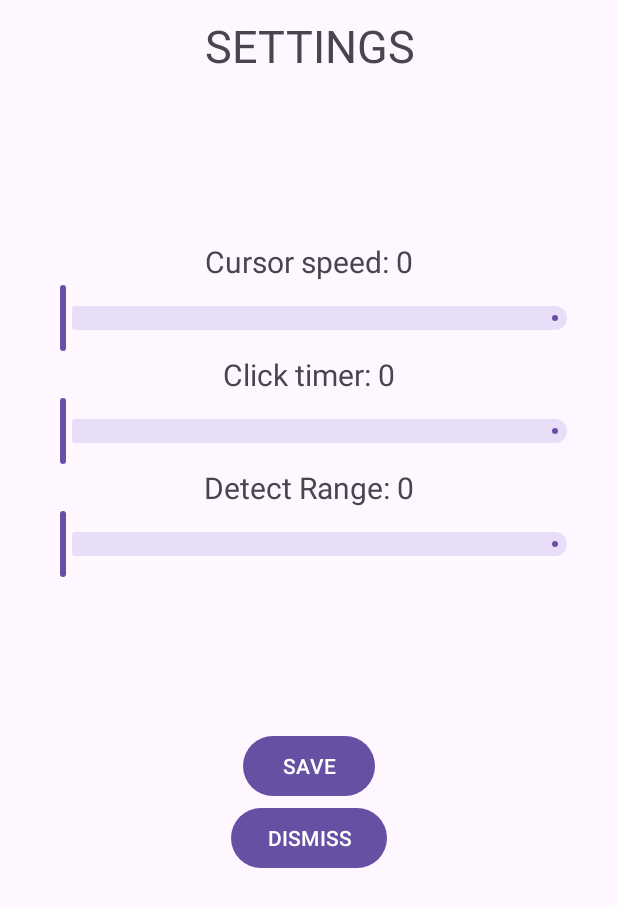
After one commit to quangchinh186/HandDisableHelper, an Android app: the Setting screen opened directly, with no data from a screen before it, on a phone screen of 412 x 824 dp. The commit adds this screen. Shown: the top 907 px of the screen. Run offline under Robolectric (Android 15) with nearby library versions, the phone set to English and light mode, and no system bars.

Commit message:
test activity done

```diff
--- a/app/src/main/AndroidManifest.xml
+++ b/app/src/main/AndroidManifest.xml
@@ -80,10 +80,10 @@
             </intent-filter>
         </activity>
         <activity
-            android:name=".Activity.TestAndSetting"
+            android:name=".Activity.Test"
             android:exported="false" />
         <activity
-            android:name=".Activity.Tutorial2"
+            android:name=".Activity.Setting"
             android:exported="false" />
     </application>
 
--- a/app/src/main/java/com/example/handdisablehelper/Activity/MainActivity.java
+++ b/app/src/main/java/com/example/handdisablehelper/Activity/MainActivity.java
@@ -4,9 +4,7 @@ import androidx.annotation.NonNull;
 import androidx.appcompat.app.AppCompatActivity;
 
 import android.Manifest;
-import android.accessibilityservice.AccessibilityService;
 import android.accessibilityservice.AccessibilityServiceInfo;
-import android.content.ComponentName;
 import android.content.Context;
 import android.content.Intent;
 import android.content.pm.PackageManager;
@@ -74,7 +72,7 @@ public class MainActivity extends AppCompatActivity {
                 if(!hasAccessibilityPermission){
                     Toast.makeText(getApplicationContext(), "Please enable app's Accessibility in device setting", Toast.LENGTH_LONG).show();
                 } else {
-                    Intent intent = new Intent(getApplicationContext(), TestAndSetting.class);
+                    Intent intent = new Intent(getApplicationContext(), Test.class);
                     startActivity(intent);
                 }
             }
@@ -83,7 +81,7 @@ public class MainActivity extends AppCompatActivity {
         setting.setOnClickListener(new View.OnClickListener() {
             @Override
             public void onClick(View v) {
-                Intent intent = new Intent(getApplicationContext(), Tutorial2.class);
+                Intent intent = new Intent(getApplicationContext(), Setting.class);
                 startActivity(intent);
             }
         });
--- /dev/null
+++ b/app/src/main/java/com/example/handdisablehelper/Activity/Setting.java
@@ -0,0 +1,38 @@
+package com.example.handdisablehelper.Activity;
+
+import androidx.appcompat.app.AppCompatActivity;
+
+import android.content.SharedPreferences;
+import android.os.Bundle;
+import android.widget.Button;
+import android.widget.TextView;
+
+import com.example.handdisablehelper.R;
+import com.google.android.material.slider.Slider;
+
+public class Setting extends AppCompatActivity {
+
+    Slider cursorSpeed, clickTimer, detectRange;
+    TextView speedText, timerText, rangeText;
+    Button saveBtn, dismissBtn;
+
+    @Override
+    protected void onCreate(Bundle savedInstanceState) {
+        SharedPreferences sharedPreferences = getSharedPreferences("app setting", MODE_PRIVATE);
+
+
+        cursorSpeed = findViewById(R.id.speedSlider);
+        clickTimer = findViewById(R.id.timerSlider);
+        detectRange = findViewById(R.id.rangeSilder);
+        speedText = findViewById(R.id.text1);
+        timerText = findViewById(R.id.text2);
+        rangeText = findViewById(R.id.text3);
+        saveBtn = findViewById(R.id.saveBtn);
+        dismissBtn = findViewById(R.id.dismissBtn);
+
+
+
+        super.onCreate(savedInstanceState);
+        setContentView(R.layout.settings);
+    }
+}
--- a/app/src/main/res/layout/activity_test_and_setting.xml
+++ b/app/src/main/res/layout/settings.xml
@@ -4,35 +4,35 @@
     xmlns:tools="http://schemas.android.com/tools"
     android:layout_width="match_parent"
     android:layout_height="match_parent"
-    tools:context=".Activity.TestAndSetting">
+    tools:context=".Activity.Setting">
 
     <TextView
         android:layout_marginTop="10dp"
-        android:text="Camera Preview"
-        android:layout_centerHorizontal="true"
-        android:layout_width="wrap_content"
+        android:layout_marginBottom="10dp"
+        android:textSize="30sp"
+        android:gravity="center"
+        android:id="@+id/label"
+        android:text="SETTINGS"
+        android:layout_width="match_parent"
         android:layout_height="wrap_content"/>
 
-    <org.opencv.android.JavaCameraView
-        android:layout_centerHorizontal="true"
-        android:layout_marginTop="30dp"
-        android:id="@+id/openCVCamera"
-        android:layout_width="400dp"
-        android:layout_height="500dp" />
-
     <RelativeLayout
-        android:layout_below="@+id/openCVCamera"
+        android:layout_marginTop="100dp"
+        android:layout_below="@+id/label"
         android:orientation="vertical"
         android:id="@+id/cursorSetting"
         android:layout_width="wrap_content"
         android:layout_height="wrap_content">
 
         <TextView
+            android:id="@+id/text1"
+            android:textSize="20sp"
             android:layout_centerHorizontal="true"
-            android:text="Cursor speed"
+            android:text="Cursor speed: 0"
             android:layout_width="wrap_content"
             android:layout_height="wrap_content"/>
         <com.google.android.material.slider.Slider
+            android:layout_below="@+id/text1"
             android:id="@+id/speedSlider"
             android:layout_width="wrap_content"
             android:layout_height="wrap_content"
@@ -41,38 +41,55 @@
 
         <TextView
             android:id="@+id/text2"
+            android:textSize="20sp"
             android:layout_centerHorizontal="true"
-            android:text="click timer"
+            android:text="Click timer: 0"
             android:layout_below="@+id/speedSlider"
             android:layout_width="wrap_content"
             android:layout_height="wrap_content"/>
 
         <com.google.android.material.slider.Slider
+            android:id="@+id/timerSlider"
             android:layout_below="@+id/text2"
             android:layout_marginLeft="20dp"
             android:layout_marginRight="20dp"
             android:layout_width="wrap_content"
             android:layout_height="wrap_content"/>
+
+        <TextView
+            android:id="@+id/text3"
+            android:textSize="20sp"
+            android:layout_centerHorizontal="true"
+            android:text="Detect Range: 0"
+            android:layout_below="@+id/timerSlider"
+            android:layout_width="wrap_content"
+            android:layout_height="wrap_content"/>
+
+        <com.google.android.material.slider.Slider
+            android:id="@+id/rangeSilder"
+            android:layout_below="@+id/text3"
+            android:layout_marginLeft="20dp"
+            android:layout_marginRight="20dp"
+            android:layout_width="wrap_content"
+            android:layout_height="wrap_content"/>
+
     </RelativeLayout>
 
-    <LinearLayout
-        android:layout_marginTop="10dp"
+    <Button
+        android:layout_marginTop="100dp"
         android:layout_centerHorizontal="true"
-        android:layout_below="@+id/cursorSetting"
-        android:orientation="horizontal"
-        android:id="@+id/clickingTest"
+        android:layout_below="@id/cursorSetting"
+        android:id="@+id/saveBtn"
+        android:text="SAVE"
         android:layout_width="wrap_content"
-        android:layout_height="wrap_content">
-        <Button
-            android:id="@+id/testBtn"
-            android:text="this button change color on click"
-            android:layout_width="wrap_content"
-            android:layout_height="wrap_content"/>
-        <Button
-            android:id="@+id/click"
-            android:text="Save and Done"
-            android:layout_width="wrap_content"
-            android:layout_height="wrap_content"/>
-    </LinearLayout>
+        android:layout_height="wrap_content"/>
+
+    <Button
+        android:layout_centerHorizontal="true"
+        android:layout_below="@id/saveBtn"
+        android:id="@+id/dismissBtn"
+        android:text="DISMISS"
+        android:layout_width="wrap_content"
+        android:layout_height="wrap_content"/>
 
 </RelativeLayout>
--- a/app/src/main/res/values/colors.xml
+++ b/app/src/main/res/values/colors.xml
@@ -3,4 +3,6 @@
     <color name="black">#FF000000</color>
     <color name="white">#FFFFFFFF</color>
     <color name="blue">#FF7986CB</color>
+    <color name="green">#FF00FF00</color>
+    <color name="red">#FFFF0000</color>
 </resources>
```
Also changed, not shown: app/src/main/java/com/example/handdisablehelper/Activity/Test.java (renamed from app/src/main/java/com/example/handdisablehelper/Activity/TestAndSetting.java, +65 -5 lines), app/src/main/java/com/example/handdisablehelper/Activity/Tutorial2.java (deleted, +0 -16 lines), app/src/main/java/com/example/handdisablehelper/Service/CameraPreviewService.java (+16 -5 lines), app/src/main/res/layout/activity_tutorial2.xml (deleted, +0 -9 lines), app/src/main/res/layout/test.xml (added, +69 -0 lines).
